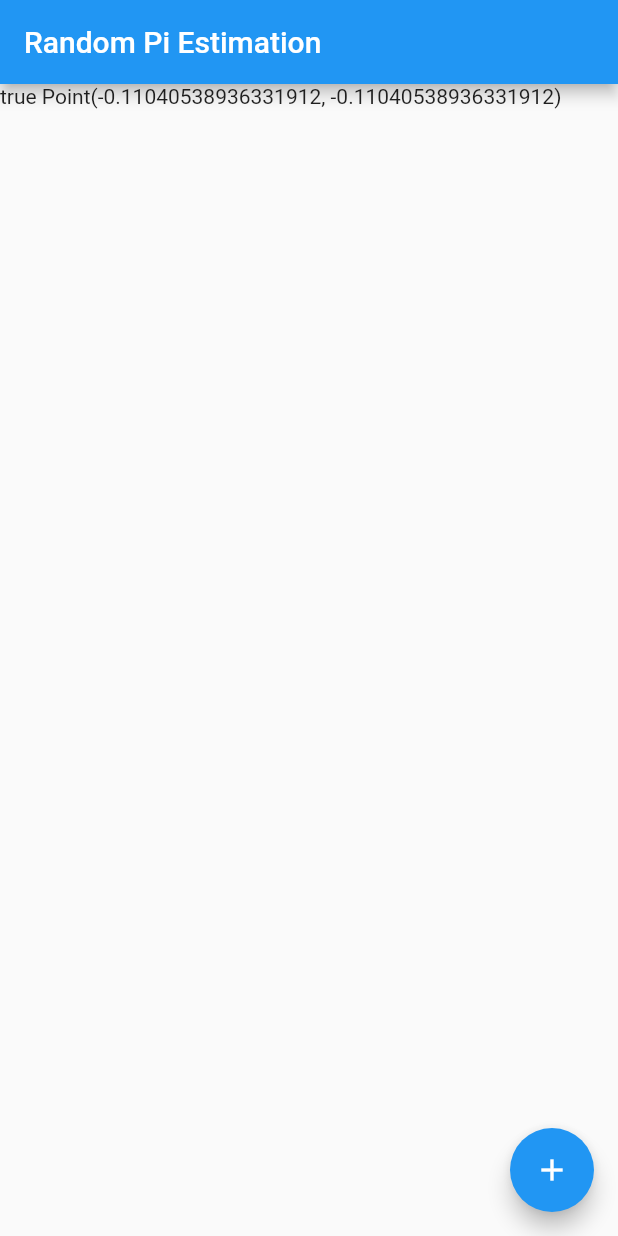
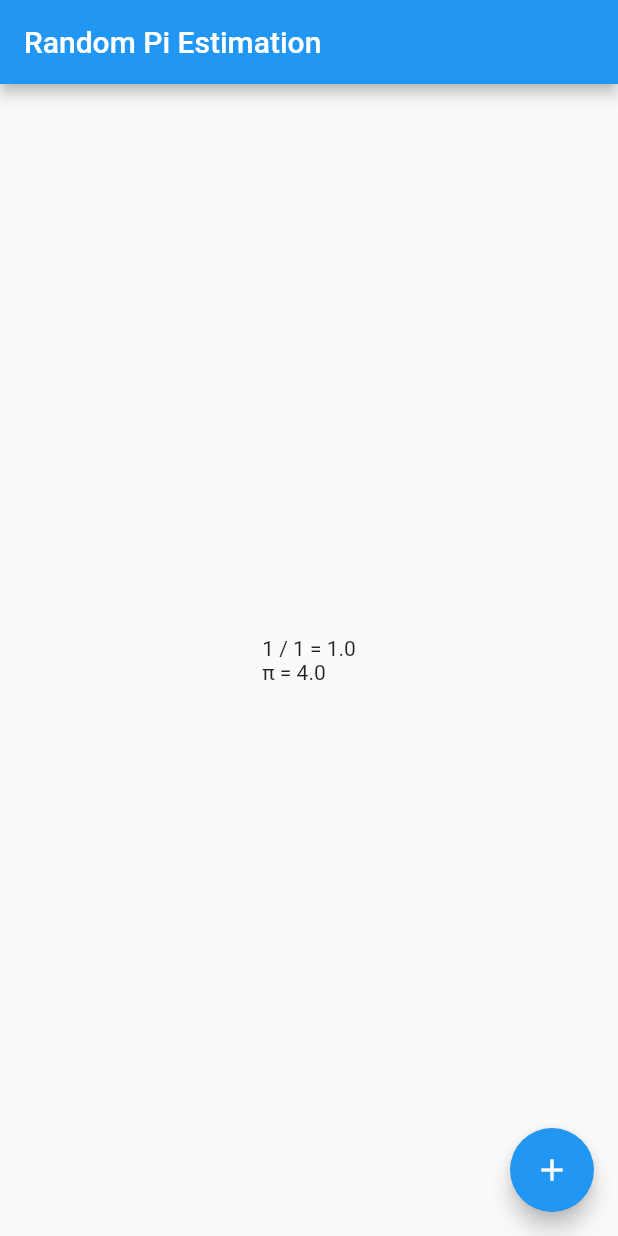
Before and after one commit to scourgemancer/random-pi-estimation, a Flutter app: the screen it shows after launch, after a tap on the "add" icon, on a phone screen of 412 x 824 dp. Run offline on Flutter 3.47's test engine with Material 2 defaults, Android fonts, the phone set to English and light mode, and no system bars.

Commit message:
Replaces list of points with updating text of calculation

```diff
--- a/random_pi_estimation/lib/main.dart
+++ b/random_pi_estimation/lib/main.dart
@@ -28,10 +28,25 @@ class MyHomePage extends StatefulWidget {
 class _MyHomePageState extends State<MyHomePage> {
   List<_RandomPoint> _randomPoints = new List();
 
+  int _numInCircle = 0;
+
   void _addRandomPoint() {
     setState(() {
       _randomPoints.add(new _RandomPoint());
+      if (_randomPoints.last.isInCircle()) {
+        _numInCircle++;
+      }
     });
+  }
+
+  // Use the random points so far to estimate the value of pi
+  double estimatePi() {
+    return (_numInCircle / _randomPoints.length) * 4.0;
+  }
+
+  // Use the random points so far to estimate the value of tau
+  double estimateTau() {
+    return 2.0 * (_numInCircle / _randomPoints.length) * 4.0;
   }
 
   @override
@@ -41,10 +56,9 @@ class _MyHomePageState extends State<MyHomePage> {
         title: Text(widget.title),
       ),
       body: Center(
-        child: ListView.builder(
-            itemCount: _randomPoints.length,
-            itemBuilder: (BuildContext ctxt, int index) => _randomPoints[index],
-        )
+        child: Text("$_numInCircle / ${_randomPoints.length} = " +
+            "${_numInCircle / _randomPoints.length}\n" +
+            "π = ${estimatePi()}"),
       ),
       floatingActionButton: FloatingActionButton(
         onPressed: _addRandomPoint,
@@ -56,7 +70,7 @@ class _MyHomePageState extends State<MyHomePage> {
 }
 
 class _RandomPoint extends StatelessWidget {
-  Point<double> randomPoint;
+  final Point<double> randomPoint = Point(_getCoordinate(), _getCoordinate());
 
   double getX() {
     return randomPoint.x;
@@ -67,7 +81,7 @@ class _RandomPoint extends StatelessWidget {
   }
 
   // Generates a random double from -1.0 to 1.0, both exclusive
-  double getRandomCoordinate() {
+  static double _getCoordinate() {
     double magnitude = Random.secure().nextDouble();
     bool isNegative = Random.secure().nextBool();
     return (isNegative) ? -magnitude : magnitude;
@@ -78,10 +92,6 @@ class _RandomPoint extends StatelessWidget {
     return 1 > randomPoint.distanceTo(Point(0, 0));
   }
 
-  _RandomPoint() {
-    randomPoint = new Point(getRandomCoordinate(), getRandomCoordinate());
-  }
-
   @override
   Widget build(BuildContext context) {
     return new Text(isInCircle().toString() + " " + randomPoint.toString());
```
